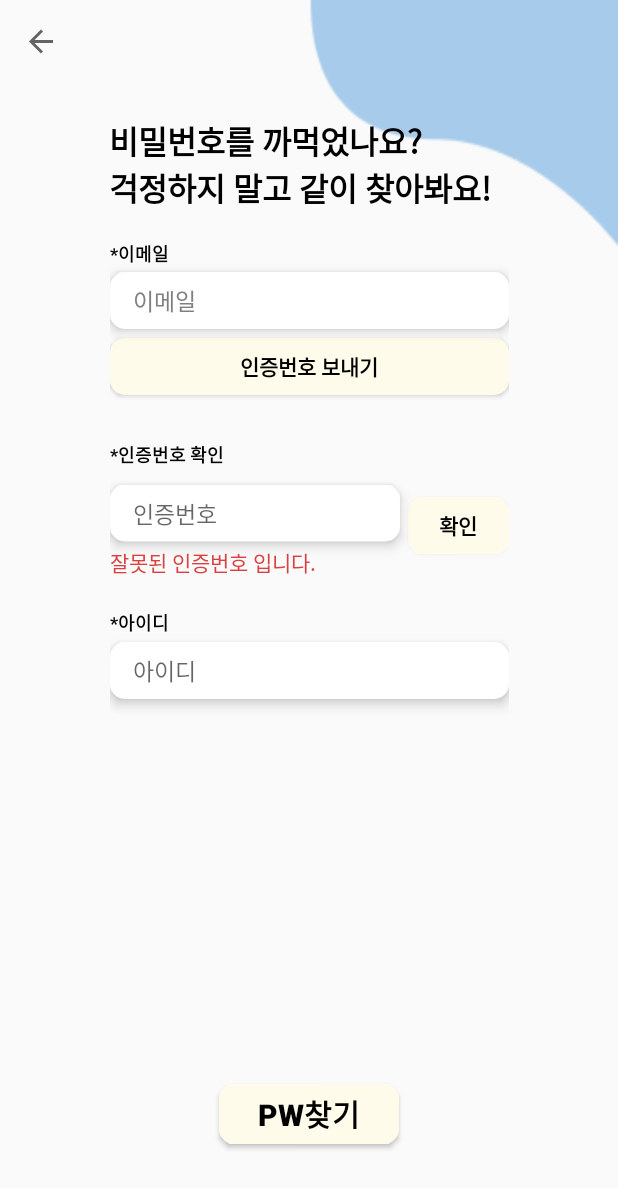
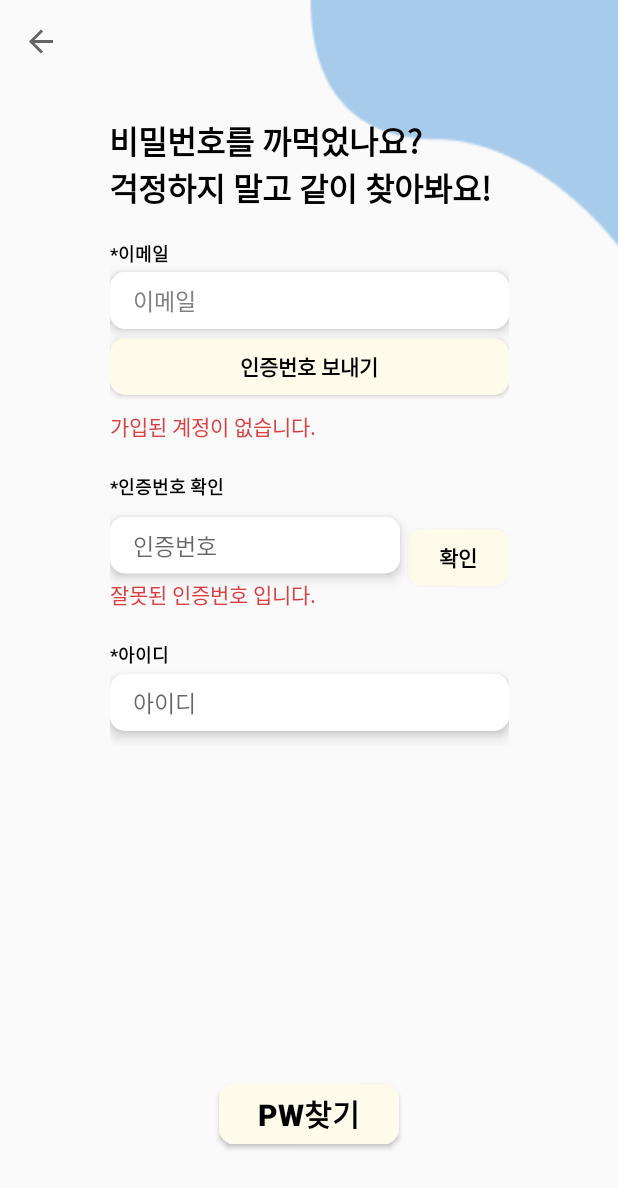
Before and after one commit to AndroidTitaProject/Tita, an Android app: the FindPasswordFragment screen opened through its navigation route, on a phone screen of 412 x 824 dp. Shown: the top 1188 px of the screen. Run offline under Robolectric (Android 15) with nearby library versions, the phone set to English and light mode, and no system bars; our stand-ins replace Dagger/Hilt's generated code, data binding, navigation-ui; 1 statement that could not run was skipped.

Commit message:
[REPLACE] 폴더 위치 변경

```diff
--- a/app/src/main/res/layout/fragment_find_password.xml
+++ b/app/src/main/res/layout/fragment_find_password.xml
@@ -13,7 +13,7 @@
 
         <variable
             name="viewModel"
-            type="com.example.tita.ui.fragment.signup.viewmodel.SignUpViewModel" />
+            type="com.example.tita.ui.fragment.signup.cetificatio.SignUpViewModel" />
     </data>
 
     <LinearLayout
@@ -100,7 +100,7 @@
                     android:background="@drawable/edit_text_background"
                     android:backgroundTint="#FFFBEB"
                     android:gravity="center"
-                    android:onClick="@{() -> viewModel.checkEmail()}"
+
                     android:text="인증번호 보내기"
                     android:textColor="@color/black"
                     android:textStyle="bold" />
@@ -112,7 +112,7 @@
 
                     android:text="가입된 계정이 없습니다."
                     android:textColor="@color/error_text"
-                    android:visibility="@{viewModel.checkErrorEmail ? View.VISIBLE : View.GONE, default = gone}" />
+   />
 
             </LinearLayout>
 
```
